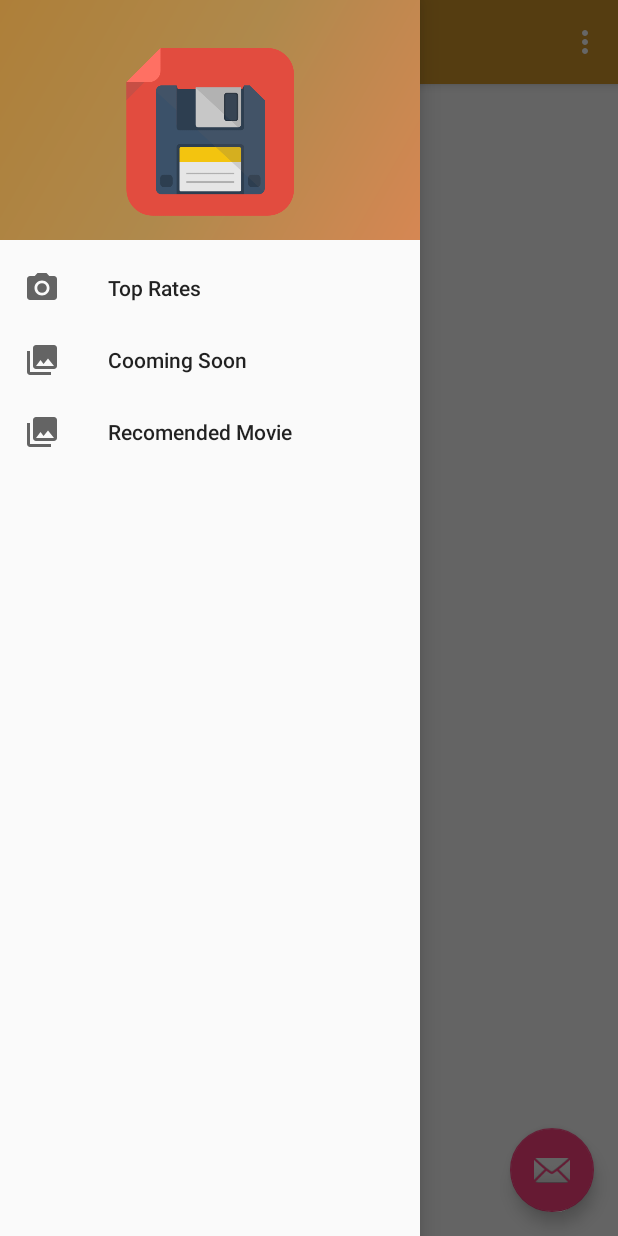
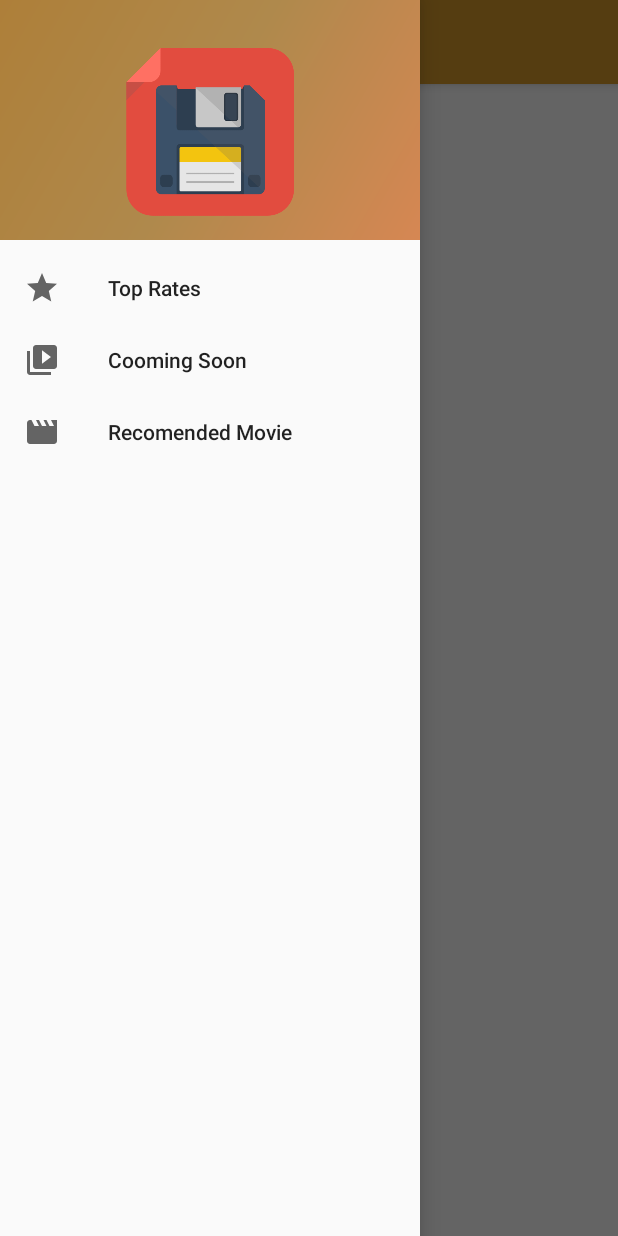
Before and after one commit to AlissaVelia/ADFOCS, an Android app: the screen it shows after launch (MainActivity), with the side drawer open, on a phone screen of 412 x 824 dp. Run offline under Robolectric (Android 15) with nearby library versions, the light colour scheme and no system bars.

Commit message:
SIGNED KEY

```diff
--- a/app/build.gradle
+++ b/app/build.gradle
@@ -1,9 +1,16 @@
 apply plugin: 'com.android.application'
 
 android {
+    signingConfigs {
+        config {
+            keyAlias 'IniKunciVe'
+            keyPassword '123456'
+            storeFile file('H:/KELAS 2/SEMESTER 2/PPB/ADFOCS/kunci.jks')
+            storePassword '123456'
+        }
+    }
     compileSdkVersion 25
     buildToolsVersion "25.0.2"
-
     defaultConfig {
         applicationId "id.sch.smktelkom_mlg.privateassignment.xirpl403.adfocs"
         minSdkVersion 15
@@ -15,12 +22,15 @@ android {
         release {
             minifyEnabled false
             proguardFiles getDefaultProguardFile('proguard-android.txt'), 'proguard-rules.pro'
+            signingConfig signingConfigs.config
+        }
+        buildType {
         }
     }
 }
 
 dependencies {
-    compile fileTree(dir: 'libs', include: ['*.jar'])
+    compile fileTree(include: ['*.jar'], dir: 'libs')
     testCompile 'junit:junit:4.12'
     //    compile 'com.android.support:constraint:constraint-layout:1.0.2'
     testCompile 'junit:junit:4.12'
--- a/app/src/main/java/id/sch/smktelkom_mlg/privateassignment/xirpl403/adfocs/MainActivity.java
+++ b/app/src/main/java/id/sch/smktelkom_mlg/privateassignment/xirpl403/adfocs/MainActivity.java
@@ -28,14 +28,14 @@ public class MainActivity extends AppCompatActivity
         Toolbar toolbar = (Toolbar) findViewById(R.id.toolbar);
         setSupportActionBar(toolbar);
 
-        FloatingActionButton fab = (FloatingActionButton) findViewById(R.id.fab);
-        fab.setOnClickListener(new View.OnClickListener() {
-            @Override
-            public void onClick(View view) {
-                Snackbar.make(view, "Replace with your own action", Snackbar.LENGTH_LONG)
-                        .setAction("Action", null).show();
-            }
-        });
+//        FloatingActionButton fab = (FloatingActionButton);
+//        fab.setOnClickListener(new View.OnClickListener() {
+//            @Override
+//            public void onClick(View view) {
+//                Snackbar.make(view, "Replace with your own action", Snackbar.LENGTH_LONG)
+//                        .setAction("Action", null).show();
+//            }
+//        });
 
         DrawerLayout drawer = (DrawerLayout) findViewById(R.id.drawer_layout);
         ActionBarDrawerToggle toggle = new ActionBarDrawerToggle(
@@ -72,9 +72,9 @@ public class MainActivity extends AppCompatActivity
         int id = item.getItemId();
 
         //noinspection SimplifiableIfStatement
-        if (id == R.id.action_settings) {
-            return true;
-        }
+//        if (id == R.id.action_settings) {
+//            return true;
+//        }
 
         return super.onOptionsItemSelected(item);
     }
--- /dev/null
+++ b/app/src/main/res/drawable/ic_movie_black_24dp.xml
@@ -0,0 +1,9 @@
+<vector xmlns:android="http://schemas.android.com/apk/res/android"
+        android:width="24dp"
+        android:height="24dp"
+        android:viewportWidth="24.0"
+        android:viewportHeight="24.0">
+    <path
+        android:fillColor="#FF000000"
+        android:pathData="M18,4l2,4h-3l-2,-4h-2l2,4h-3l-2,-4H8l2,4H7L5,4H4c-1.1,0 -1.99,0.9 -1.99,2L2,18c0,1.1 0.9,2 2,2h16c1.1,0 2,-0.9 2,-2V4h-4z"/>
+</vector>
--- /dev/null
+++ b/app/src/main/res/drawable/ic_star_black_24dp.xml
@@ -0,0 +1,9 @@
+<vector xmlns:android="http://schemas.android.com/apk/res/android"
+        android:width="24dp"
+        android:height="24dp"
+        android:viewportWidth="24.0"
+        android:viewportHeight="24.0">
+    <path
+        android:fillColor="#FF000000"
+        android:pathData="M12,17.27L18.18,21l-1.64,-7.03L22,9.24l-7.19,-0.61L12,2 9.19,8.63 2,9.24l5.46,4.73L5.82,21z"/>
+</vector>
--- /dev/null
+++ b/app/src/main/res/drawable/ic_video_library_black_24dp.xml
@@ -0,0 +1,9 @@
+<vector xmlns:android="http://schemas.android.com/apk/res/android"
+        android:width="24dp"
+        android:height="24dp"
+        android:viewportWidth="24.0"
+        android:viewportHeight="24.0">
+    <path
+        android:fillColor="#FF000000"
+        android:pathData="M4,6L2,6v14c0,1.1 0.9,2 2,2h14v-2L4,20L4,6zM20,2L8,2c-1.1,0 -2,0.9 -2,2v12c0,1.1 0.9,2 2,2h12c1.1,0 2,-0.9 2,-2L22,4c0,-1.1 -0.9,-2 -2,-2zM12,14.5v-9l6,4.5 -6,4.5z"/>
+</vector>
--- a/app/src/main/res/layout/app_bar_main.xml
+++ b/app/src/main/res/layout/app_bar_main.xml
@@ -27,12 +27,6 @@
         android:layout_height="match_parent"
         app:layout_behavior="@string/appbar_scrolling_view_behavior"/>
 
-    <android.support.design.widget.FloatingActionButton
-        android:id="@+id/fab"
-        android:layout_width="wrap_content"
-        android:layout_height="wrap_content"
-        android:layout_gravity="bottom|end"
-        android:layout_margin="@dimen/fab_margin"
-        android:src="@android:drawable/ic_dialog_email" />
+    <!--android:layout_margin="@dimen/fab_margin"/>-->
 
 </android.support.design.widget.CoordinatorLayout>
--- a/app/src/main/res/layout/content_main.xml
+++ b/app/src/main/res/layout/content_main.xml
@@ -16,4 +16,10 @@
         android:layout_width="wrap_content"
         android:layout_height="wrap_content"
         android:text="Hello World!" />
+    <ImageView
+        android:id="@+id/imageView"
+        android:layout_width="wrap_content"
+        android:layout_height="wrap_content"
+        android:paddingTop="@dimen/nav_header_vertical_spacing"
+        android:src="@drawable/nav" />
 </RelativeLayout>
--- a/app/src/main/res/menu/activity_main_drawer.xml
+++ b/app/src/main/res/menu/activity_main_drawer.xml
@@ -4,24 +4,16 @@
     <group android:checkableBehavior="single">
         <item
             android:id="@+id/nav_camera"
-            android:icon="@drawable/ic_menu_camera"
+            android:icon="@drawable/ic_star_black_24dp"
             android:title="Top Rates" />
         <item
             android:id="@+id/nav_gallery"
-            android:icon="@drawable/ic_menu_gallery"
+            android:icon="@drawable/ic_video_library_black_24dp"
             android:title="Cooming Soon" />
         <item
             android:id="@+id/nav_slideshow"
-            android:icon="@drawable/ic_menu_gallery"
+            android:icon="@drawable/ic_movie_black_24dp"
             android:title="Recomended Movie" />
-        <!--<item-->
-            <!--android:id="@+id/nav_slideshow"-->
-            <!--android:icon="@drawable/ic_menu_slideshow"-->
-            <!--android:title="Slideshow" />-->
-        <!--<item-->
-            <!--android:id="@+id/nav_manage"-->
-            <!--android:icon="@drawable/ic_menu_manage"-->
-            <!--android:title="Tools" />-->
     </group>
 
 
--- a/app/src/main/res/menu/main.xml
+++ b/app/src/main/res/menu/main.xml
@@ -1,9 +1,3 @@
 <?xml version="1.0" encoding="utf-8"?>
 <menu xmlns:android="http://schemas.android.com/apk/res/android"
-    xmlns:app="http://schemas.android.com/apk/res-auto">
-    <item
-        android:id="@+id/action_settings"
-        android:orderInCategory="100"
-        android:title="@string/action_settings"
-        app:showAsAction="never" />
-</menu>
+    xmlns:app="http://schemas.android.com/apk/res-auto"/>
--- a/app/src/main/res/values/dimens.xml
+++ b/app/src/main/res/values/dimens.xml
@@ -5,5 +5,5 @@
     <!-- Default screen margins, per the Android Design guidelines. -->
     <dimen name="activity_horizontal_margin">16dp</dimen>
     <dimen name="activity_vertical_margin">16dp</dimen>
-    <dimen name="fab_margin">16dp</dimen>
+    <!--<dimen name="fab_margin">16dp</dimen>-->
 </resources>
```
